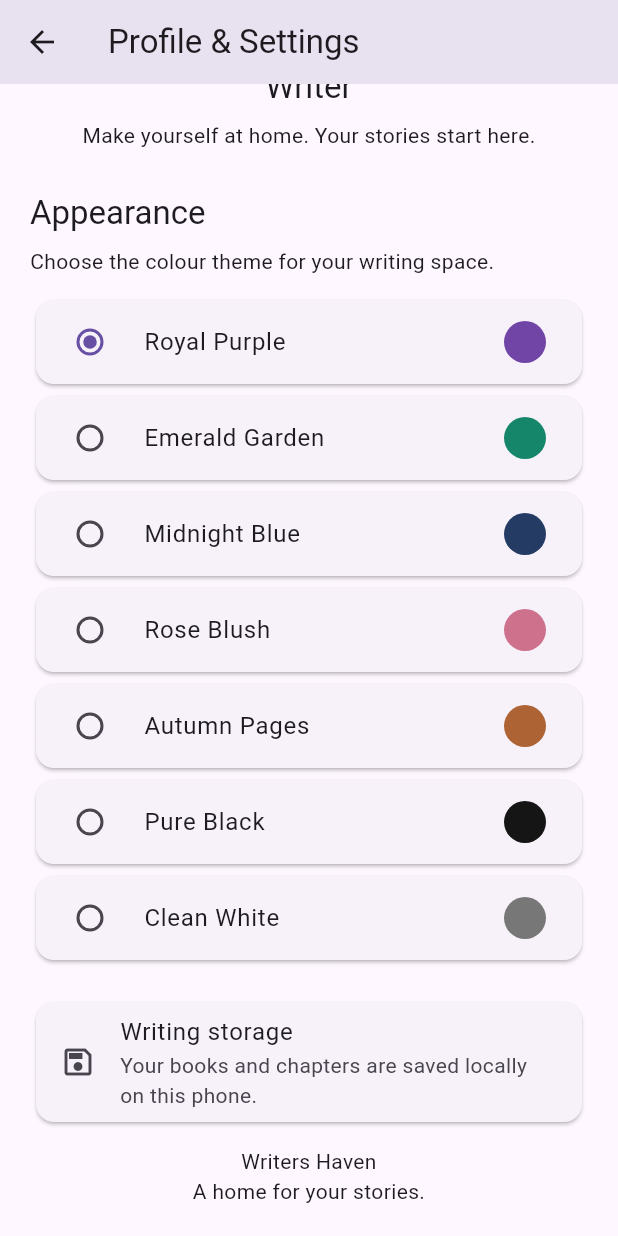
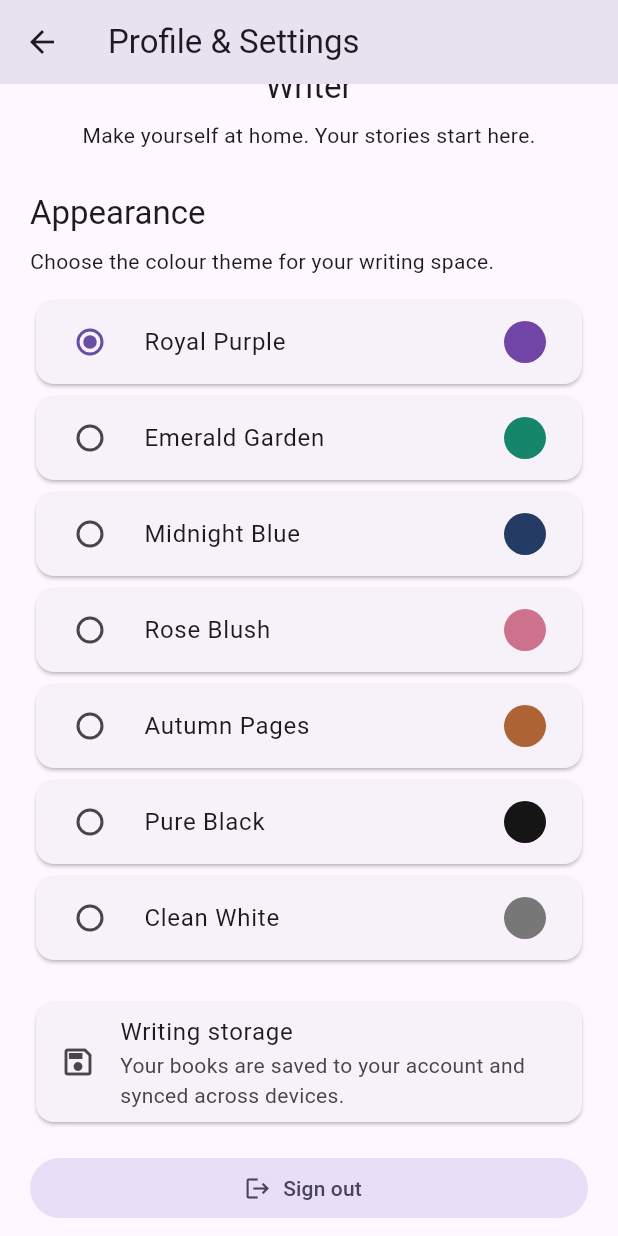
Before and after one commit to raymondcjohnson9-star/Writer-s-Haven, a Flutter app: the ProfileScreen screen opened directly with empty values, scrolled down 120 dp, on a phone screen of 412 x 824 dp. Run offline on Flutter 3.47's test engine with Material 3 defaults, Android fonts, the phone set to English and light mode, and no system bars; our stand-ins replace shared_preferences, supabase_flutter; accounts and stored records are empty.

Commit message:
Add sign out and cloud storage status

```diff
--- a/lib/main.dart
+++ b/lib/main.dart
@@ -1299,10 +1299,18 @@ class ProfileScreen extends StatelessWidget {
               title: const Text('Writing storage'),
               subtitle: Text(
                 saveFailed
-                    ? 'A save failed. Please check the app and try again.'
-                    : 'Your books and chapters are saved locally on this phone.',
+                    ? 'Cloud sync needs attention. Check your connection and try again.'
+                    : 'Your books are saved to your account and synced across devices.',
               ),
             ),
+          ),
+          const SizedBox(height: 16),
+          FilledButton.tonalIcon(
+            onPressed: () async {
+              await Supabase.instance.client.auth.signOut();
+            },
+            icon: const Icon(Icons.logout),
+            label: const Text('Sign out'),
           ),
           const SizedBox(height: 12),
           const Text('Writers Haven', textAlign: TextAlign.center),
```
